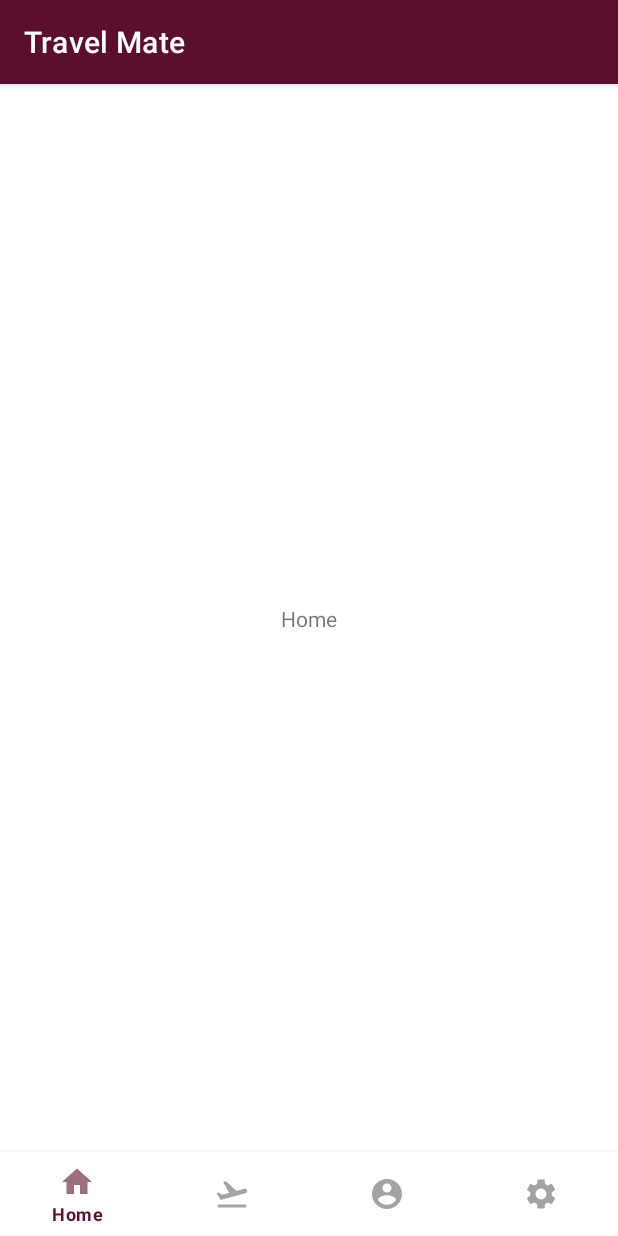
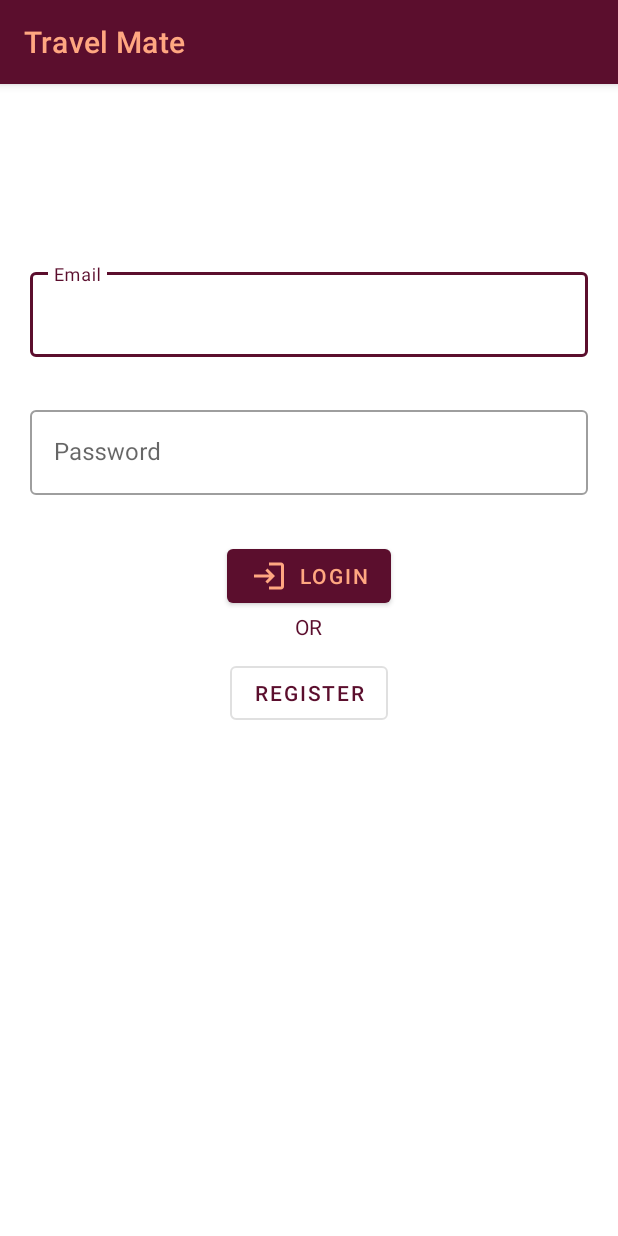
Before and after one commit to reuben21/TravelMate, an Android app: the screen it shows after launch (MainActivity before the commit, LoginActivity after it), on a phone screen of 412 x 824 dp. Run offline under Robolectric (Android 15) with nearby library versions, the phone set to English and light mode, and no system bars.

Commit message:
Updated Login Screen and Sign up Screen

```diff
--- a/app/src/main/java/com/project22/myapplication/authentication/LoginActivity.kt
+++ b/app/src/main/java/com/project22/myapplication/authentication/LoginActivity.kt
@@ -1,12 +1,22 @@
 package com.project22.myapplication.authentication
 
+import android.content.Intent
 import androidx.appcompat.app.AppCompatActivity
 import android.os.Bundle
+import android.view.View
 import com.project22.myapplication.R
+import com.project22.myapplication.SignUpActivity
+import kotlinx.android.synthetic.main.activity_login.*
 
 class LoginActivity : AppCompatActivity() {
     override fun onCreate(savedInstanceState: Bundle?) {
         super.onCreate(savedInstanceState)
         setContentView(R.layout.activity_login)
+        registerButton.setOnClickListener {
+            startActivity(Intent(this, SignUpActivity::class.java))
+        }
     }
+
+
+
 }
--- a/app/src/main/res/drawable-anydpi/home.xml
+++ b/app/src/main/res/drawable-anydpi/home.xml
@@ -3,8 +3,8 @@
     android:height="24dp"
     android:viewportWidth="24"
     android:viewportHeight="24"
-    android:tint="#333333"
-    android:alpha="0.6">
+    android:tint="#ffa781"
+    >
   <path
       android:fillColor="@android:color/white"
       android:pathData="M10,20v-6h4v6h5v-8h3L12,3 2,12h3v8z"/>
--- a/app/src/main/res/drawable-anydpi/login.xml
+++ b/app/src/main/res/drawable-anydpi/login.xml
@@ -3,8 +3,7 @@
     android:height="24dp"
     android:viewportWidth="24"
     android:viewportHeight="24"
-    android:tint="#333333"
-    android:alpha="0.6">
+    android:tint="#5b0e2d">
   <path
       android:fillColor="@android:color/white"
       android:pathData="M11,7L9.6,8.4l2.6,2.6H2v2h10.2l-2.6,2.6L11,17l5,-5L11,7zM20,19h-8v2h8c1.1,0 2,-0.9 2,-2V5c0,-1.1 -0.9,-2 -2,-2h-8v2h8V19z"/>
--- a/app/src/main/res/drawable-anydpi/profile.xml
+++ b/app/src/main/res/drawable-anydpi/profile.xml
@@ -3,8 +3,7 @@
     android:height="24dp"
     android:viewportWidth="24"
     android:viewportHeight="24"
-    android:tint="#333333"
-    android:alpha="0.6">
+    android:tint="#ffa781">
   <path
       android:fillColor="@android:color/white"
       android:pathData="M12,2C6.48,2 2,6.48 2,12s4.48,10 10,10 10,-4.48 10,-10S17.52,2 12,2zM12,5c1.66,0 3,1.34 3,3s-1.34,3 -3,3 -3,-1.34 -3,-3 1.34,-3 3,-3zM12,19.2c-2.5,0 -4.71,-1.28 -6,-3.22 0.03,-1.99 4,-3.08 6,-3.08 1.99,0 5.97,1.09 6,3.08 -1.29,1.94 -3.5,3.22 -6,3.22z"/>
--- a/app/src/main/res/drawable-anydpi/travel.xml
+++ b/app/src/main/res/drawable-anydpi/travel.xml
@@ -3,8 +3,7 @@
     android:height="24dp"
     android:viewportWidth="24"
     android:viewportHeight="24"
-    android:tint="#333333"
-    android:alpha="0.6">
+    android:tint="#ffa781">
   <path
       android:fillColor="@android:color/white"
       android:pathData="M2.5,19h19v2h-19V19zM22.07,9.64c-0.21,-0.8 -1.04,-1.28 -1.84,-1.06L14.92,10l-6.9,-6.43L6.09,4.08l4.14,7.17l-4.97,1.33l-1.97,-1.54l-1.45,0.39l2.59,4.49c0,0 7.12,-1.9 16.57,-4.43C21.81,11.26 22.28,10.44 22.07,9.64z"/>
--- a/app/src/main/res/layout/activity_login.xml
+++ b/app/src/main/res/layout/activity_login.xml
@@ -11,7 +11,7 @@
         android:layout_height="match_parent"
         android:orientation="horizontal"
         android:paddingTop="100dp"
-        android:paddingHorizontal="30dp"
+        android:paddingHorizontal="20dp"
 
         >
 
@@ -21,7 +21,7 @@
             android:layout_width="match_parent"
             android:layout_height="wrap_content"
             android:hint="Email"
-            android:layout_marginTop="30dp"
+            android:layout_marginTop="20dp"
             style="@style/Widget.MaterialComponents.TextInputLayout.OutlinedBox">
 
             <com.google.android.material.textfield.TextInputEditText
@@ -49,7 +49,7 @@
         </com.google.android.material.textfield.TextInputLayout>
 
         <Button
-            android:id="@+id/outlinedButton"
+            android:id="@+id/loginButton"
             android:layout_width="wrap_content"
             android:layout_height="wrap_content"
             android:layout_below="@id/Password"
@@ -57,6 +57,27 @@
             app:icon="@drawable/login"
             android:layout_centerInParent="true"
             android:text="Login"
+
+            />
+
+        <TextView
+            android:id="@+id/text_view_id"
+            android:layout_height="wrap_content"
+            android:layout_width="wrap_content"
+            android:layout_below="@id/loginButton"
+            android:textColor="@color/primaryColor"
+            android:layout_centerInParent="true"
+            android:text="OR" />
+
+        <Button
+            android:id="@+id/registerButton"
+            android:layout_width="wrap_content"
+            android:layout_height="wrap_content"
+            android:layout_below="@id/loginButton"
+            android:layout_marginTop="30dp"
+            android:layout_centerInParent="true"
+            android:text="Register"
+
             style="?attr/materialButtonOutlinedStyle"
             />
 
--- a/app/src/main/res/values/themes.xml
+++ b/app/src/main/res/values/themes.xml
@@ -12,5 +12,33 @@
         <!-- Status bar color. -->
         <item name="android:statusBarColor" tools:targetApi="l">?attr/colorPrimaryVariant</item>
         <!-- Customize your theme here. -->
+        <item name="bottomNavigationStyle">@style/Widget.App.BottomNavigationView</item>
+
+        <item name="toolbarStyle">@style/Widget.App.Toolbar</item>
+
     </style>
+
+
+    <style name="Widget.App.BottomNavigationView" parent="Widget.MaterialComponents.BottomNavigationView.Colored">
+        <item name="materialThemeOverlay">@style/ThemeOverlay.App.BottomNavigationView</item>
+    </style>
+
+    <style name="ThemeOverlay.App.BottomNavigationView" parent="">
+        <item name="colorPrimary">@color/primaryColor</item>
+        <item name="colorOnPrimary">@color/primaryTextColor</item>
+    </style>
+
+    <style name="Widget.App.Toolbar" parent="Widget.MaterialComponents.Toolbar.Primary">
+        <item name="materialThemeOverlay">@style/ThemeOverlay.App.Toolbar</item>
+
+    </style>
+
+    <style name="ThemeOverlay.App.Toolbar" parent="">
+        <item name="colorPrimary">@color/primaryColor</item>
+        <item name="colorPrimaryVariant">@color/primaryTextColor</item>
+        <item name="colorOnPrimary">@color/primaryTextColor</item>
+    </style>
+
+
+
 </resources>
```
Also changed, not shown: app/src/main/AndroidManifest.xml (+20 -2 lines), app/src/main/java/com/project22/myapplication/SignUpActivity.kt (added, +44 -0 lines), app/src/main/res/drawable-anydpi/back.xml (added, +11 -0 lines), app/src/main/res/layout/activity_sign_up.xml (added, +98 -0 lines), app/src/main/res/drawable-hdpi/back.png (added), app/src/main/res/drawable-mdpi/back.png (added), app/src/main/res/drawable-xhdpi/back.png (added), app/src/main/res/drawable-xxhdpi/back.png (added).
